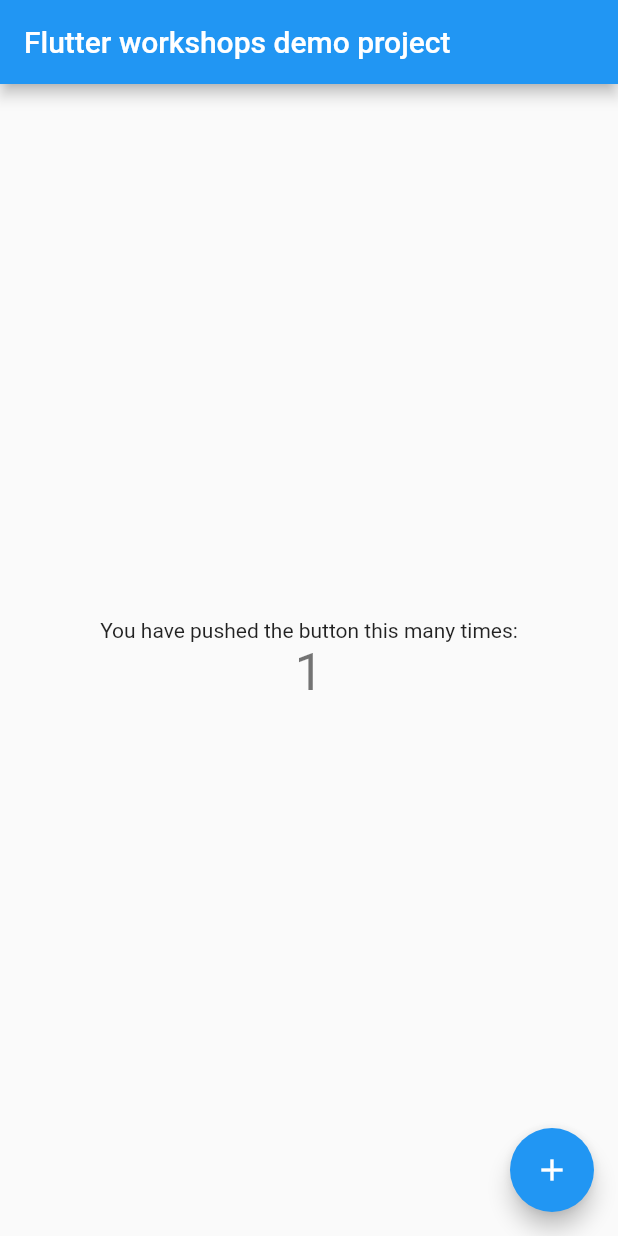
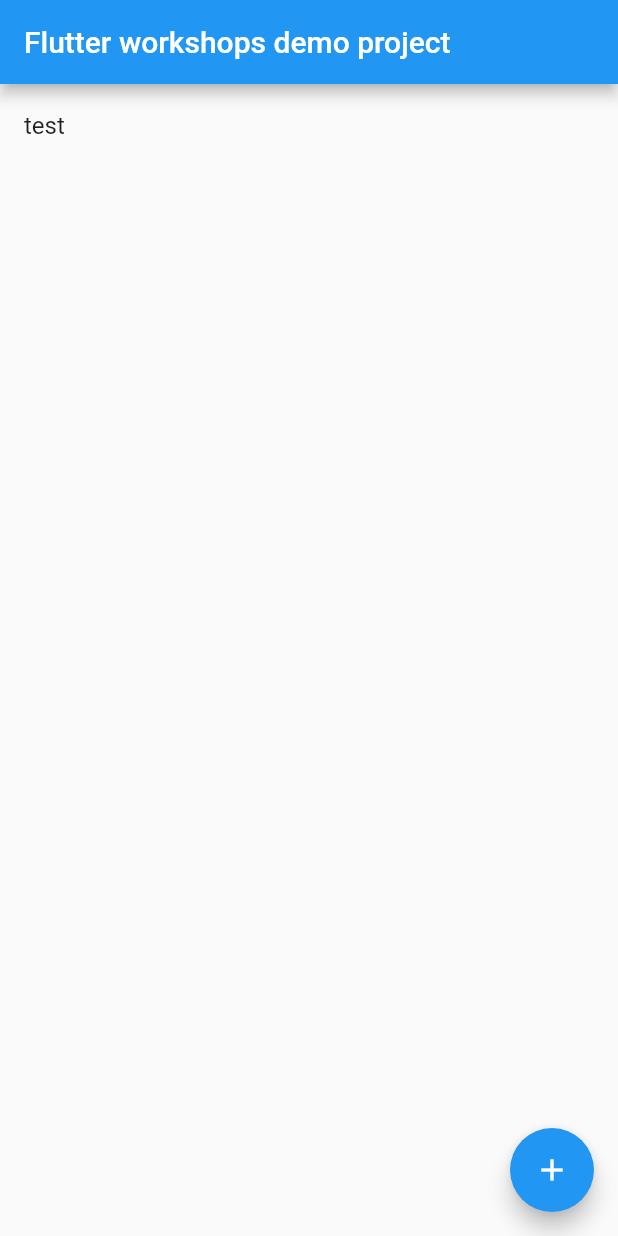
Before and after one commit to wiktoriasobczyk/GSDC-flutter-workshops, a Flutter app: the screen it shows after launch, after a tap on the "add" icon, on a phone screen of 412 x 824 dp. Run offline on Flutter 3.47's test engine with Material 2 defaults, Android fonts, the phone set to English and light mode, and no system bars.

Commit message:
list view first example

```diff
--- a/lib/screens/home_screen.dart
+++ b/lib/screens/home_screen.dart
@@ -10,11 +10,11 @@
 }
 
 class _MyHomePageState extends State<MyHomePage> {
-  int _counter = 0;
+  final List<String> _attentioners = [];
 
-  void _incrementCounter() {
+  void _addItem() {
     setState(() {
-      _counter++;
+      _attentioners.add('test');
     });
   }
 
@@ -24,23 +24,17 @@
       appBar: AppBar(
         title: Text(widget.title),
       ),
-      body: Center(
-        child: Column(
-          mainAxisAlignment: MainAxisAlignment.center,
-          children: <Widget>[
-            const Text(
-              'You have pushed the button this many times:',
-            ),
-            Text(
-              '$_counter',
-              style: Theme.of(context).textTheme.headline4,
-            ),
-          ],
-        ),
+      body: ListView.builder(
+        itemCount: _attentioners.length,
+        itemBuilder: (context, index) {
+          return ListTile(
+            title: Text(_attentioners[index]),
+          );
+        },
       ),
       floatingActionButton: FloatingActionButton(
-        onPressed: _incrementCounter,
-        tooltip: 'Increment',
+        onPressed: _addItem,
+        tooltip: 'Add item',
         child: const Icon(Icons.add),
       ),
     );
```
